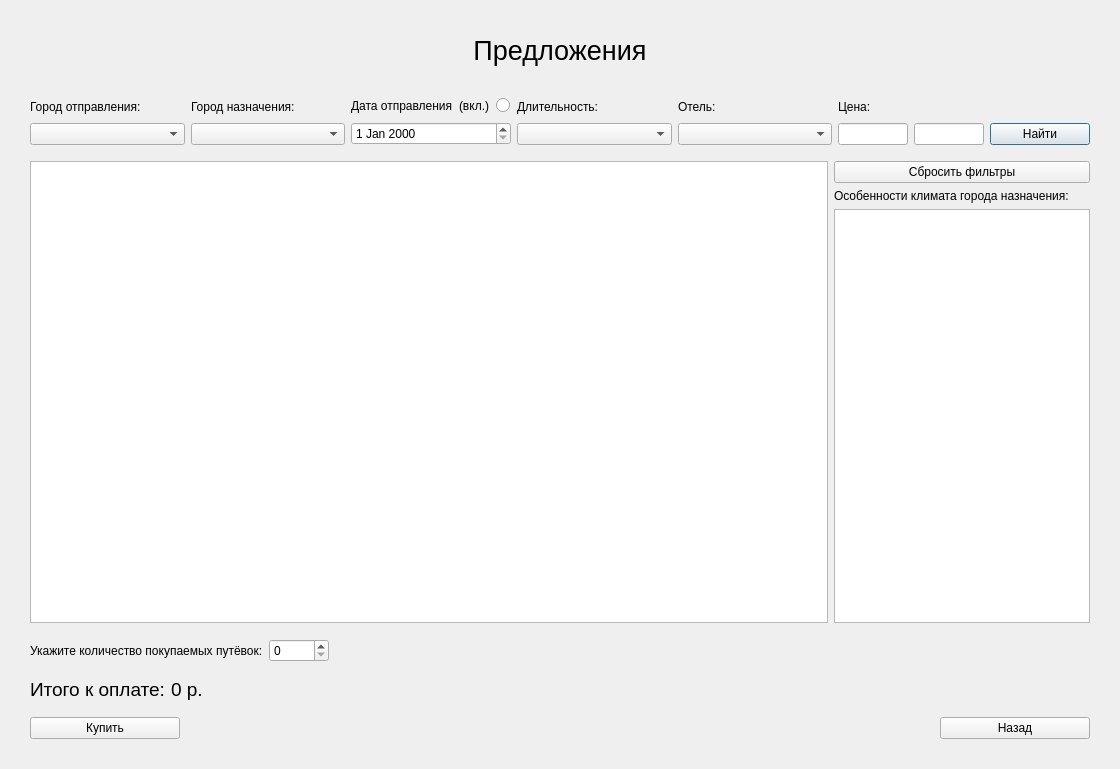
Before: the Qt Designer form gui/ticketpurchasewindow.ui in rkv04/test, drawn with Qt 5.
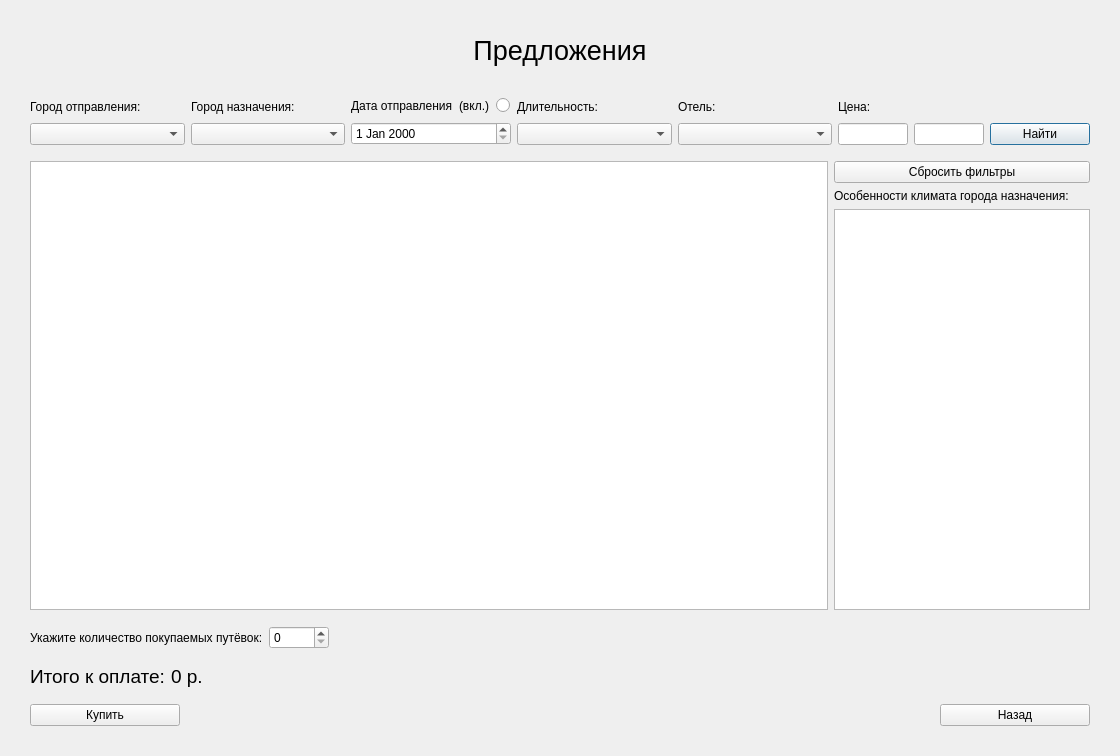
After: the same form once the commit is applied.

```diff
--- a/gui/ticketpurchasewindow.ui
+++ b/gui/ticketpurchasewindow.ui
@@ -7,7 +7,7 @@
     <x>0</x>
     <y>0</y>
     <width>1120</width>
-    <height>769</height>
+    <height>756</height>
    </rect>
   </property>
   <property name="windowTitle">
```
